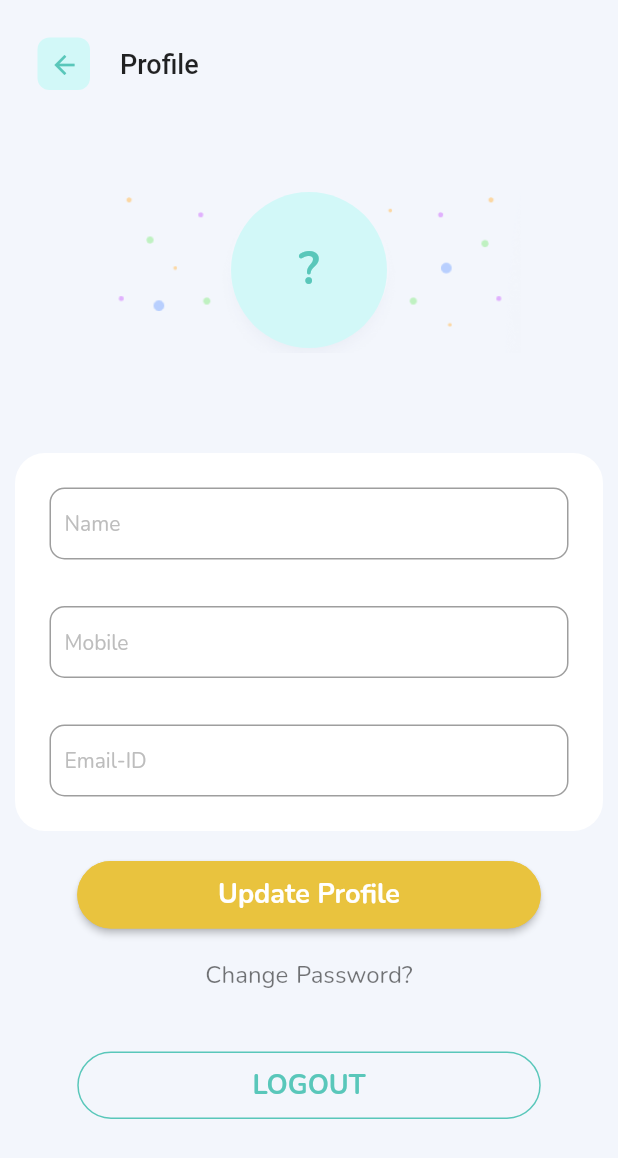
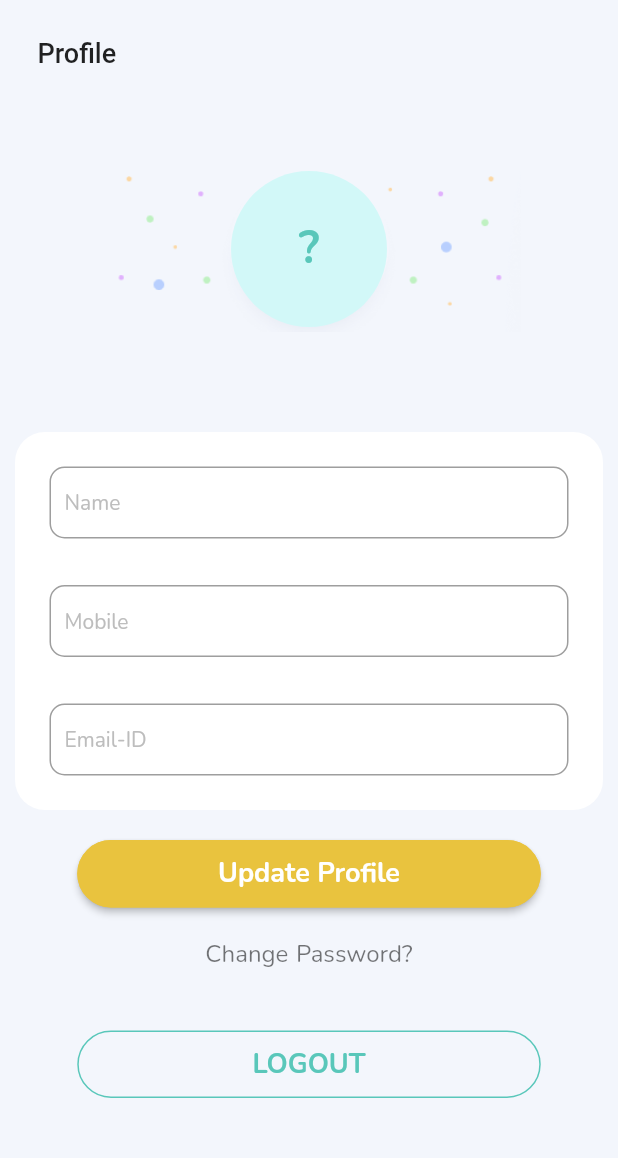
Before and after one commit to 101Loop/HisabKitab-Flutter, a Flutter app: the Account screen opened directly, on a phone screen of 412 x 824 dp. Shown: the top 1158 px of the screen. Run offline on Flutter 3.47's test engine with Material 2 defaults, Android fonts, the phone set to English and light mode, and no system bars; drawn by our look-alikes of auto_size_text; our stand-ins replace google_fonts, sentry, shared_preferences; accounts and stored records are empty.

```diff
--- a/lib/src/mixins/validator.dart
+++ b/lib/src/mixins/validator.dart
@@ -5,7 +5,7 @@ class ValidationMixin {
   static String isValidMobileMessage = 'Please enter a valid mobile number';
   static String isValidValue = 'Please enter a valid value';
   static String isEmpty = 'This field can\'t be empty';
-  static String isLargeValue = 'Please enter a value below 9,999';
+  static String isLargeValue = 'Maximum 18 digits allowed.';
   static String isSmallValue = 'Please enter a value above 0';
 
   ///method to validate passwords
@@ -152,6 +152,7 @@ class ValidationMixin {
       double _value = double.parse(value);
 
       if (_value < 0) return isSmallValue;
+      else if(_value.toString().length>20) return isLargeValue;
     } on FormatException catch (_) {
       return isValidValue;
     }
--- a/lib/src/screens/account_screen/account.dart
+++ b/lib/src/screens/account_screen/account.dart
@@ -41,7 +41,8 @@ class _AccountState extends State<Account> with ValidationMixin {
   void initState() {
     super.initState();
     WidgetsBinding.instance.addPostFrameCallback((_) {
-      AppState initStateProvider = Provider.of<AppState>(context, listen: false);
+      AppState initStateProvider =
+          Provider.of<AppState>(context, listen: false);
       if (initStateProvider.userProfile == null)
         LoginAPIController.getUserProfile().then(
           (response) {
@@ -57,7 +58,8 @@ class _AccountState extends State<Account> with ValidationMixin {
                 if (name.length == 1) {
                   initStateProvider.setInitials(name[0][0].toUpperCase());
                 } else if (name.length > 1) {
-                  initStateProvider.setInitials((name[0][0] + name[1][0]).toUpperCase());
+                  initStateProvider
+                      .setInitials((name[0][0] + name[1][0]).toUpperCase());
                 }
               }
             }
@@ -74,7 +76,8 @@ class _AccountState extends State<Account> with ValidationMixin {
           if (name.length == 1) {
             initStateProvider.setInitials(name[0][0].toUpperCase());
           } else if (name.length > 1) {
-            initStateProvider.setInitials((name[0][0] + name[1][0]).toUpperCase());
+            initStateProvider
+                .setInitials((name[0][0] + name[1][0]).toUpperCase());
           }
         }
       }
@@ -102,37 +105,12 @@ class _AccountState extends State<Account> with ValidationMixin {
                       alignment: Alignment.centerLeft,
                       child: Padding(
                         padding: const EdgeInsets.all(15.0),
-                        child: Row(
-                          children: <Widget>[
-                            Container(
-                              decoration: BoxDecoration(
-                                borderRadius: BorderRadius.circular(8.0),
-                                color: Constants.lightGreen.withRed(210),
-                              ),
-                              height: 35.0,
-                              width: 35.0,
-                              child: Center(
-                                child: IconButton(
-                                  icon: Icon(
-                                    Icons.arrow_back,
-                                    color: Constants.primaryColor,
-                                    size: 20,
-                                  ),
-                                  onPressed: () {
-                                    provider.setCurrentTab(0);
-                                  },
-                                ),
-                              ),
-                            ),
-                            SizedBox(width: 20.0),
-                            Text(
+                        child: Text(
                           'Profile',
                           style: GoogleFonts.roboto(
                             fontSize: 18.0,
                             fontWeight: FontWeight.w500,
                           ),
-                            ),
-                          ],
                         ),
                       ),
                     ),
```
Also changed, not shown: lib/src/screens/about_us.dart (+6 -31 lines), lib/src/screens/add_transaction.dart (+15 -2 lines). Lines whose indentation alone changed are shown as unchanged.
